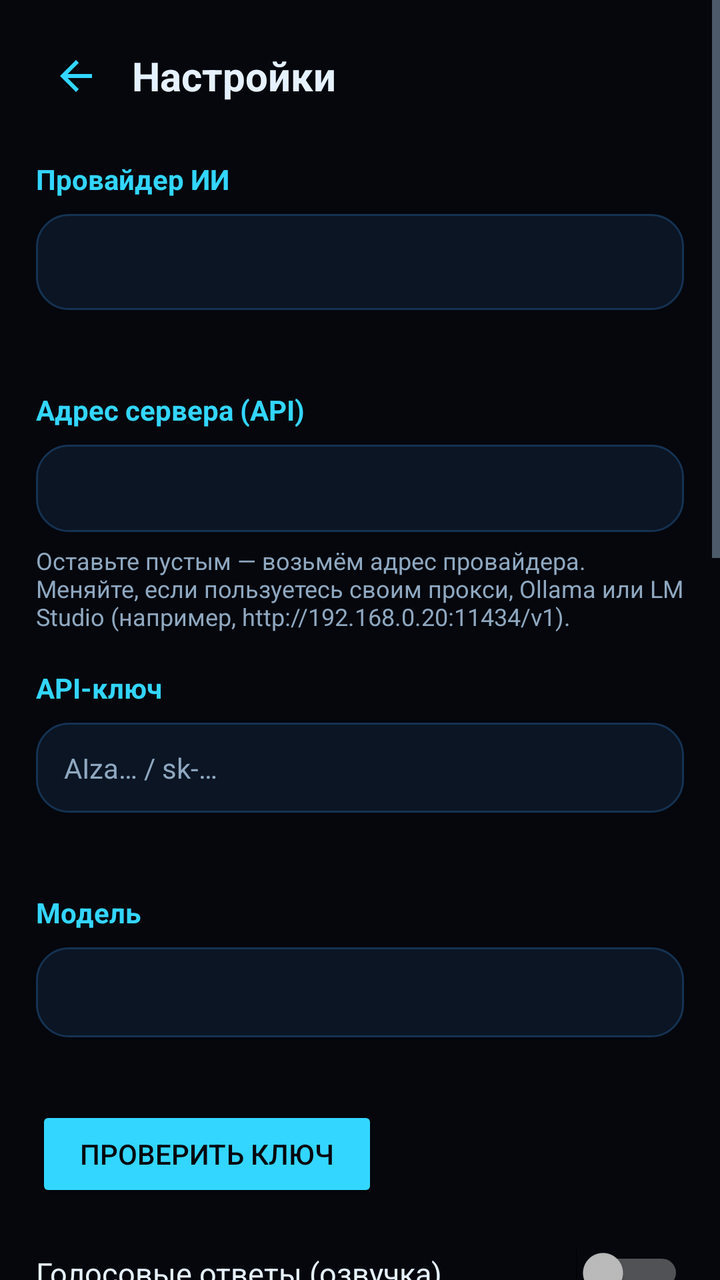
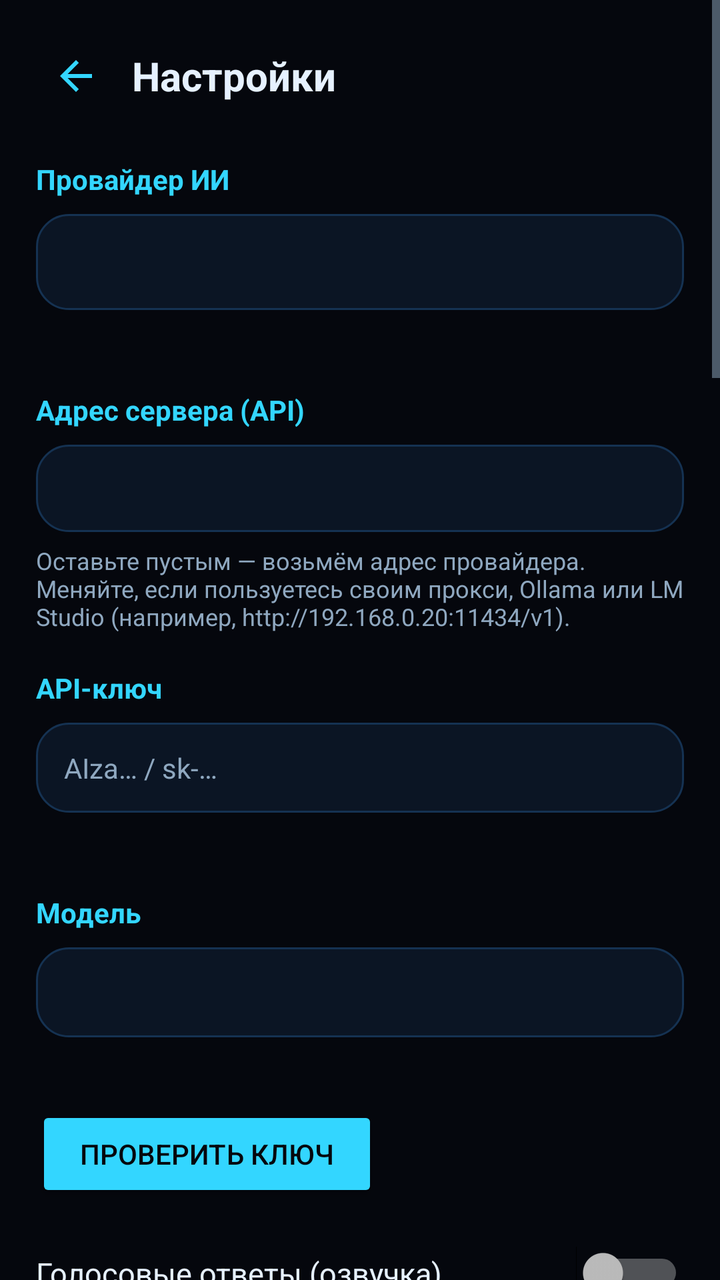

Compare the two renders of this Android layout. The source of the first and the diff that turns it into the second are given below.
<!-- AndroidManifest.xml: application theme Theme.Jarvis -->
<!-- res/layout/activity_settings.xml -->
<?xml version="1.0" encoding="utf-8"?>
<ScrollView xmlns:android="http://schemas.android.com/apk/res/android"
    android:layout_width="match_parent"
    android:layout_height="match_parent"
    android:background="@color/bg"
    android:overScrollMode="never">

    <LinearLayout
        android:layout_width="match_parent"
        android:layout_height="wrap_content"
        android:orientation="vertical"
        android:padding="18dp">

        <LinearLayout
            android:layout_width="match_parent"
            android:layout_height="wrap_content"
            android:orientation="horizontal"
            android:gravity="center_vertical">

            <ImageView
                android:id="@+id/btnBack"
                android:layout_width="40dp"
                android:layout_height="40dp"
                android:padding="8dp"
                android:contentDescription="@string/save"
                android:src="@drawable/ic_back"
                android:background="?android:attr/selectableItemBackgroundBorderless" />

            <TextView
                android:layout_width="wrap_content"
                android:layout_height="wrap_content"
                android:layout_marginStart="8dp"
                android:text="@string/settings"
                android:textColor="@color/text_main"
                android:textSize="20sp"
                android:textStyle="bold" />
        </LinearLayout>

        
        <TextView
            android:layout_width="wrap_content"
            android:layout_height="wrap_content"
            android:layout_marginTop="22dp"
            android:text="@string/provider"
            android:textColor="@color/cyan"
            android:textSize="14sp"
            android:textStyle="bold" />

        <Spinner
            android:id="@+id/spProvider"
            android:layout_width="match_parent"
            android:layout_height="48dp"
            android:layout_marginTop="8dp"
            android:background="@drawable/bg_input"
            android:paddingStart="10dp"
            android:paddingEnd="10dp" />

        <TextView
            android:id="@+id/tvProviderDesc"
            android:layout_width="match_parent"
            android:layout_height="wrap_content"
            android:layout_marginTop="6dp"
            android:textColor="@color/text_dim"
            android:textSize="12sp" />

        
        <TextView
            android:layout_width="wrap_content"
            android:layout_height="wrap_content"
            android:layout_marginTop="18dp"
            android:text="@string/base_url"
            android:textColor="@color/cyan"
            android:textSize="14sp"
            android:textStyle="bold" />

        <EditText
            android:id="@+id/etBaseUrl"
            android:layout_width="match_parent"
            android:layout_height="wrap_content"
            android:layout_marginTop="8dp"
            android:background="@drawable/bg_input"
            android:textColorHint="@color/text_dim"
            android:textColor="@color/text_main"
            android:inputType="textUri"
            android:maxLines="1"
            android:paddingStart="14dp"
            android:paddingEnd="14dp"
            android:paddingTop="13dp"
            android:paddingBottom="13dp"
            android:textSize="13sp" />

        <TextView
            android:layout_width="match_parent"
            android:layout_height="wrap_content"
            android:layout_marginTop="6dp"
            android:text="@string/base_url_desc"
            android:textColor="@color/text_dim"
            android:textSize="12sp" />

        
        <TextView
            android:layout_width="wrap_content"
            android:layout_height="wrap_content"
            android:layout_marginTop="18dp"
            android:text="@string/api_key_hint"
            android:textColor="@color/cyan"
            android:textSize="14sp"
            android:textStyle="bold" />

        <EditText
            android:id="@+id/etKey"
            android:layout_width="match_parent"
            android:layout_height="wrap_content"
            android:layout_marginTop="8dp"
            android:background="@drawable/bg_input"
            android:hint="AIza… / sk-…"
            android:textColorHint="@color/text_dim"
            android:textColor="@color/text_main"
            android:inputType="text"
            android:maxLines="1"
            android:paddingStart="14dp"
            android:paddingEnd="14dp"
            android:paddingTop="13dp"
            android:paddingBottom="13dp"
            android:textSize="14sp" />

        <TextView
            android:id="@+id/tvKeyDesc"
            android:layout_width="match_parent"
            android:layout_height="wrap_content"
            android:layout_marginTop="6dp"
            android:textColor="@color/text_dim"
            android:textSize="12sp" />

        
        <TextView
            android:layout_width="wrap_content"
            android:layout_height="wrap_content"
            android:layout_marginTop="18dp"
            android:text="@string/model"
            android:textColor="@color/cyan"
            android:textSize="14sp"
            android:textStyle="bold" />

        <EditText
            android:id="@+id/etModel"
            android:layout_width="match_parent"
            android:layout_height="wrap_content"
            android:layout_marginTop="8dp"
            android:background="@drawable/bg_input"
            android:textColorHint="@color/text_dim"
            android:textColor="@color/text_main"
            android:inputType="text"
            android:maxLines="1"
            android:paddingStart="14dp"
            android:paddingEnd="14dp"
            android:paddingTop="13dp"
            android:paddingBottom="13dp"
            android:textSize="14sp" />

        <TextView
            android:id="@+id/tvModelHint"
            android:layout_width="match_parent"
            android:layout_height="wrap_content"
            android:layout_marginTop="6dp"
            android:textColor="@color/text_dim"
            android:textSize="12sp" />

        <Button
            android:id="@+id/btnCheckKey"
            android:layout_width="wrap_content"
            android:layout_height="wrap_content"
            android:layout_marginTop="12dp"
            android:text="@string/check_key"
            android:textColor="@color/bg"
            android:backgroundTint="@color/cyan"
            android:paddingStart="22dp"
            android:paddingEnd="22dp" />

        
        <LinearLayout
            android:layout_width="match_parent"
            android:layout_height="wrap_content"
            android:layout_marginTop="22dp"
            android:orientation="horizontal"
            android:gravity="center_vertical">

            <TextView
                android:layout_width="0dp"
                android:layout_height="wrap_content"
                android:layout_weight="1"
                android:text="@string/tts_on"
                android:textColor="@color/text_main"
                android:textSize="15sp" />

            <Switch
                android:id="@+id/swTts"
                android:layout_width="wrap_content"
                android:layout_height="wrap_content" />
        </LinearLayout>

        <LinearLayout
            android:layout_width="match_parent"
            android:layout_height="wrap_content"
            android:layout_marginTop="12dp"
            android:orientation="horizontal"
            android:gravity="center_vertical">

            <LinearLayout
                android:layout_width="0dp"
                android:layout_height="wrap_content"
                android:layout_weight="1"
                android:orientation="vertical">

                <TextView
                    android:layout_width="wrap_content"
                    android:layout_height="wrap_content"
                    android:text="@string/wake_on"
                    android:textColor="@color/text_main"
                    android:textSize="15sp" />

                <TextView
                    android:layout_width="wrap_content"
                    android:layout_height="wrap_content"
                    android:layout_marginTop="3dp"
                    android:text="@string/wake_desc"
                    android:textColor="@color/text_dim"
                    android:textSize="11sp" />
            </LinearLayout>

            <Switch
                android:id="@+id/swWake"
                android:layout_width="wrap_content"
                android:layout_height="wrap_content" />
        </LinearLayout>

        
        <LinearLayout
            android:layout_width="match_parent"
            android:layout_height="wrap_content"
            android:layout_marginTop="12dp"
            android:orientation="horizontal"
            android:gravity="center_vertical">

            <LinearLayout
                android:layout_width="0dp"
                android:layout_height="wrap_content"
                android:layout_weight="1"
                android:orientation="vertical">

                <TextView
                    android:layout_width="wrap_content"
                    android:layout_height="wrap_content"
                    android:text="@string/noise_on"
                    android:textColor="@color/text_main"
                    android:textSize="15sp" />

                <TextView
                    android:id="@+id/tvNoiseDesc"
                    android:layout_width="wrap_content"
                    android:layout_height="wrap_content"
                    android:layout_marginTop="3dp"
                    android:text="@string/noise_desc"
                    android:textColor="@color/text_dim"
                    android:textSize="11sp" />
            </LinearLayout>

            <Switch
                android:id="@+id/swNoise"
                android:layout_width="wrap_content"
                android:layout_height="wrap_content" />
        </LinearLayout>

        
        <TextView
            android:layout_width="wrap_content"
            android:layout_height="wrap_content"
            android:layout_marginTop="26dp"
            android:text="@string/bg_title"
            android:textColor="@color/cyan"
            android:textSize="14sp"
            android:textStyle="bold" />

        <TextView
            android:id="@+id/tvBgStatus"
            android:layout_width="match_parent"
            android:layout_height="wrap_content"
            android:layout_marginTop="6dp"
            android:background="@drawable/bg_card"
            android:padding="12dp"
            android:textColor="@color/text_main"
            android:textSize="12sp" />

        <TextView
            android:layout_width="match_parent"
            android:layout_height="wrap_content"
            android:layout_marginTop="6dp"
            android:text="@string/bg_desc"
            android:textColor="@color/text_dim"
            android:textSize="11sp" />

        <LinearLayout
            android:layout_width="match_parent"
            android:layout_height="wrap_content"
            android:layout_marginTop="10dp"
            android:orientation="vertical">

            <Button
                android:id="@+id/btnOverlay"
                android:layout_width="match_parent"
                android:layout_height="wrap_content"
                android:backgroundTint="@color/panel_light"
                android:text="@string/bg_overlay"
                android:textColor="@color/cyan" />

            <TextView
                android:layout_width="match_parent"
                android:layout_height="wrap_content"
                android:text="@string/bg_overlay_desc"
                android:textColor="@color/text_dim"
                android:textSize="11sp" />

            <Button
                android:id="@+id/btnBattery"
                android:layout_width="match_parent"
                android:layout_height="wrap_content"
                android:layout_marginTop="10dp"
                android:backgroundTint="@color/panel_light"
                android:text="@string/bg_battery"
                android:textColor="@color/cyan" />

            <TextView
                android:layout_width="match_parent"
                android:layout_height="wrap_content"
                android:text="@string/bg_battery_desc"
                android:textColor="@color/text_dim"
                android:textSize="11sp" />

            <Button
                android:id="@+id/btnExact"
                android:layout_width="match_parent"
                android:layout_height="wrap_content"
                android:layout_marginTop="10dp"
                android:backgroundTint="@color/panel_light"
                android:text="@string/bg_alarm"
                android:textColor="@color/cyan" />

            <TextView
                android:layout_width="match_parent"
                android:layout_height="wrap_content"
                android:text="@string/bg_alarm_desc"
                android:textColor="@color/text_dim"
                android:textSize="11sp" />
        </LinearLayout>

        
        <TextView
            android:layout_width="wrap_content"
            android:layout_height="wrap_content"
            android:layout_marginTop="26dp"
            android:text="@string/contacts_perm"
            android:textColor="@color/cyan"
            android:textSize="14sp"
            android:textStyle="bold" />

        <TextView
            android:layout_width="wrap_content"
            android:layout_height="wrap_content"
            android:layout_marginTop="4dp"
            android:text="@string/contacts_perm_desc"
            android:textColor="@color/text_dim"
            android:textSize="12sp" />

        <Button
            android:id="@+id/btnContacts"
            android:layout_width="wrap_content"
            android:layout_height="wrap_content"
            android:layout_marginTop="8dp"
            android:text="@string/contacts_perm"
            android:textColor="@color/cyan"
            android:backgroundTint="@color/panel_light"
            android:paddingStart="22dp"
            android:paddingEnd="22dp" />

        <TextView
            android:layout_width="match_parent"
            android:layout_height="wrap_content"
            android:layout_marginTop="30dp"
            android:gravity="center"
            android:text="@string/about"
            android:textColor="@color/text_dim"
            android:textSize="12sp" />
    </LinearLayout>
</ScrollView>
<!-- resources referenced by this layout -->
<resources>
  <color name="bg">#05070D</color>
  <color name="cyan">#33D6FF</color>
  <color name="panel_light">#12203A</color>
  <color name="text_dim">#8FA8C0</color>
  <color name="text_main">#E6F1FF</color>
  <!-- drawable bg_input (drawable) -->
  <?xml version="1.0" encoding="utf-8"?>
  <shape xmlns:android="http://schemas.android.com/apk/res/android" android:shape="rectangle">
      <solid android:color="@color/panel" />
      <corners android:radius="16dp" />
      <stroke android:width="1dp" android:color="#153252" />
  </shape>
  <string name="about">J.A.R.V.I.S. — голосовой ассистент для Android.\nОфлайн-команды работают без интернета; для вопросов — API Gemini.</string>
  <string name="api_key_hint">API-ключ</string>
  <string name="base_url">Адрес сервера (API)</string>
  <string name="base_url_desc">Оставьте пустым — возьмём адрес провайдера. Меняйте, если пользуетесь своим прокси, Ollama или LM Studio (например, http://192.168.0.20:11434/v1).</string>
  <string name="bg_alarm">Точные напоминания</string>
  <string name="bg_alarm_desc">Нужно для команды «напомни в 18:30 …» — срабатывание минута в минуту.</string>
  <string name="bg_battery">Не ограничивать работу в фоне</string>
  <string name="bg_battery_desc">Иначе система через несколько минут выгрузит службу и «Джарвис» перестанет слышать.</string>
  <string name="bg_desc">Android ограничивает фоновые приложения. Три разрешения ниже делают ожидание слова «Джарвис» стабильным, а команды вроде «открой ютуб» — работающими при закрытом приложении.</string>
  <string name="bg_overlay">Показ поверх других окон</string>
  <string name="bg_overlay_desc">Сфера-индикатор поверх экрана и запуск окон из фона («открой ютуб», звонок).</string>
  <string name="bg_title">Чтобы работало без приложения</string>
  <string name="check_key">Проверить ключ</string>
  <string name="contacts_perm">Доступ к контактам</string>
  <string name="contacts_perm_desc">Нужно для команд «позвони…» и «напиши…»</string>
  <string name="model">Модель</string>
  <string name="noise_desc">Вычищает фоновый шум, эхо и делает речь громче — Джарвис лучше слышит команду в шумном месте. Даёт указание системным эффектам микрофона; реально работает, если прошивка их поддерживает.</string>
  <string name="noise_on">Шумоподавление микрофона</string>
  <string name="provider">Провайдер ИИ</string>
  <string name="save">Сохранить</string>
  <string name="settings">Настройки</string>
  <string name="tts_on">Голосовые ответы (озвучка)</string>
  <string name="wake_desc">Работает в фоне: скажите «Джарвис» — ассистент услышит команду, ответит голосом и выполнит её, даже если приложение закрыто.</string>
  <string name="wake_on">Служба «Джарвис» (голосовая активация)</string>
  <color name="panel">#0B1524</color>
  <!-- unchanged entries left out for length: 3 -->
</resources>

<!-- the commit's change to res/layout/activity_settings.xml (unified diff, before → after) -->
@@ -276,6 +276,191 @@
             android:layout_width="wrap_content"
             android:layout_height="wrap_content"
             android:layout_marginTop="26dp"
+            android:text="@string/voice_title"
+            android:textColor="@color/cyan"
+            android:textSize="14sp"
+            android:textStyle="bold" />
+
+        <Spinner
+            android:id="@+id/spVoice"
+            android:layout_width="match_parent"
+            android:layout_height="48dp"
+            android:layout_marginTop="8dp"
+            android:background="@drawable/bg_input"
+            android:paddingStart="10dp"
+            android:paddingEnd="10dp" />
+
+        <TextView
+            android:id="@+id/tvVoiceDesc"
+            android:layout_width="match_parent"
+            android:layout_height="wrap_content"
+            android:layout_marginTop="6dp"
+            android:textColor="@color/text_dim"
+            android:textSize="12sp" />
+
+        <TextView
+            android:layout_width="wrap_content"
+            android:layout_height="wrap_content"
+            android:layout_marginTop="14dp"
+            android:text="@string/voice_system"
+            android:textColor="@color/text_main"
+            android:textSize="13sp" />
+
+        <Spinner
+            android:id="@+id/spVoiceName"
+            android:layout_width="match_parent"
+            android:layout_height="48dp"
+            android:layout_marginTop="6dp"
+            android:background="@drawable/bg_input"
+            android:paddingStart="10dp"
+            android:paddingEnd="10dp" />
+
+        <TextView
+            android:id="@+id/tvPitch"
+            android:layout_width="wrap_content"
+            android:layout_height="wrap_content"
+            android:layout_marginTop="14dp"
+            android:textColor="@color/text_main"
+            android:textSize="13sp" />
+
+        <SeekBar
+            android:id="@+id/sbPitch"
+            android:layout_width="match_parent"
+            android:layout_height="wrap_content"
+            android:layout_marginTop="2dp"
+            android:max="110" />
+
+        <TextView
+            android:id="@+id/tvRate"
+            android:layout_width="wrap_content"
+            android:layout_height="wrap_content"
+            android:layout_marginTop="8dp"
+            android:textColor="@color/text_main"
+            android:textSize="13sp" />
+
+        <SeekBar
+            android:id="@+id/sbRate"
+            android:layout_width="match_parent"
+            android:layout_height="wrap_content"
+            android:layout_marginTop="2dp"
+            android:max="120" />
+
+        <LinearLayout
+            android:layout_width="match_parent"
+            android:layout_height="wrap_content"
+            android:layout_marginTop="12dp"
+            android:orientation="horizontal"
+            android:gravity="center_vertical">
+
+            <LinearLayout
+                android:layout_width="0dp"
+                android:layout_height="wrap_content"
+                android:layout_weight="1"
+                android:orientation="vertical">
+
+                <TextView
+                    android:layout_width="wrap_content"
+                    android:layout_height="wrap_content"
+                    android:text="@string/voice_fx"
+                    android:textColor="@color/text_main"
+                    android:textSize="15sp" />
+
+                <TextView
+                    android:layout_width="wrap_content"
+                    android:layout_height="wrap_content"
+                    android:layout_marginTop="3dp"
+                    android:text="@string/voice_fx_desc"
+                    android:textColor="@color/text_dim"
+                    android:textSize="11sp" />
+            </LinearLayout>
+
+            <Switch
+                android:id="@+id/swVoiceFx"
+                android:layout_width="wrap_content"
+                android:layout_height="wrap_content" />
+        </LinearLayout>
+
+        <Button
+            android:id="@+id/btnVoiceTest"
+            android:layout_width="wrap_content"
+            android:layout_height="wrap_content"
+            android:layout_marginTop="12dp"
+            android:text="@string/voice_test"
+            android:textColor="@color/bg"
+            android:backgroundTint="@color/cyan"
+            android:paddingStart="22dp"
+            android:paddingEnd="22dp" />
+
+        
+        <TextView
+            android:layout_width="wrap_content"
+            android:layout_height="wrap_content"
+            android:layout_marginTop="26dp"
+            android:text="@string/research_title"
+            android:textColor="@color/cyan"
+            android:textSize="14sp"
+            android:textStyle="bold" />
+
+        <TextView
+            android:layout_width="match_parent"
+            android:layout_height="wrap_content"
+            android:layout_marginTop="6dp"
+            android:text="@string/research_desc"
+            android:textColor="@color/text_dim"
+            android:textSize="12sp" />
+
+        <LinearLayout
+            android:layout_width="match_parent"
+            android:layout_height="wrap_content"
+            android:layout_marginTop="12dp"
+            android:orientation="horizontal"
+            android:gravity="center_vertical">
+
+            <LinearLayout
+                android:layout_width="0dp"
+                android:layout_height="wrap_content"
+                android:layout_weight="1"
+                android:orientation="vertical">
+
+                <TextView
+                    android:layout_width="wrap_content"
+                    android:layout_height="wrap_content"
+                    android:text="@string/claude_app"
+                    android:textColor="@color/text_main"
+                    android:textSize="15sp" />
+
+                <TextView
+                    android:id="@+id/tvClaudeDesc"
+                    android:layout_width="wrap_content"
+                    android:layout_height="wrap_content"
+                    android:layout_marginTop="3dp"
+                    android:text="@string/claude_app_desc"
+                    android:textColor="@color/text_dim"
+                    android:textSize="11sp" />
+            </LinearLayout>
+
+            <Switch
+                android:id="@+id/swClaudeApp"
+                android:layout_width="wrap_content"
+                android:layout_height="wrap_content" />
+        </LinearLayout>
+
+        <Button
+            android:id="@+id/btnOpenDeck"
+            android:layout_width="wrap_content"
+            android:layout_height="wrap_content"
+            android:layout_marginTop="12dp"
+            android:text="@string/deck_open"
+            android:textColor="@color/bg"
+            android:backgroundTint="@color/cyan"
+            android:paddingStart="22dp"
+            android:paddingEnd="22dp" />
+
+        
+        <TextView
+            android:layout_width="wrap_content"
+            android:layout_height="wrap_content"
+            android:layout_marginTop="26dp"
             android:text="@string/bg_title"
             android:textColor="@color/cyan"
             android:textSize="14sp"
<!-- resource entries referenced after the edit -->
@@ -25,15 +25,25 @@
   <string name="bg_overlay_desc">Сфера-индикатор поверх экрана и запуск окон из фона («открой ютуб», звонок).</string>
   <string name="bg_title">Чтобы работало без приложения</string>
   <string name="check_key">Проверить ключ</string>
+  <string name="claude_app">Работать через приложение Claude</string>
+  <string name="claude_app_desc">Вместо запроса по API Джарвис откроет приложение (или claude.ai) и вставит туда найденный материал — вы попросите Клода сделать презентацию сами.</string>
   <string name="contacts_perm">Доступ к контактам</string>
   <string name="contacts_perm_desc">Нужно для команд «позвони…» и «напиши…»</string>
+  <string name="deck_open">Открыть последнюю презентацию</string>
   <string name="model">Модель</string>
   <string name="noise_desc">Вычищает фоновый шум, эхо и делает речь громче — Джарвис лучше слышит команду в шумном месте. Даёт указание системным эффектам микрофона; реально работает, если прошивка их поддерживает.</string>
   <string name="noise_on">Шумоподавление микрофона</string>
   <string name="provider">Провайдер ИИ</string>
+  <string name="research_desc">Скажите «поищи инфу про … и сделай презентацию»: Джарвис ищет в интернете (Википедия и DuckDuckGo, без ключей), отдаёт находки Клоду и сохраняет слайды в «Загрузки/Jarvis» файлами .html и .md.</string>
+  <string name="research_title">Поиск и презентации</string>
   <string name="save">Сохранить</string>
   <string name="settings">Настройки</string>
   <string name="tts_on">Голосовые ответы (озвучка)</string>
+  <string name="voice_fx">Эффект брони (эхо)</string>
+  <string name="voice_fx_desc">Добавляет лёгкое эхо, как в шлеме. Работает не на всех прошивках и влияет на весь звук телефона — включайте, если нравится.</string>
+  <string name="voice_system">Системный голос телефона</string>
+  <string name="voice_test">Послушать голос</string>
+  <string name="voice_title">Голос Джарвиса</string>
   <string name="wake_desc">Работает в фоне: скажите «Джарвис» — ассистент услышит команду, ответит голосом и выполнит её, даже если приложение закрыто.</string>
   <string name="wake_on">Служба «Джарвис» (голосовая активация)</string>
   <color name="panel">#0B1524</color>
